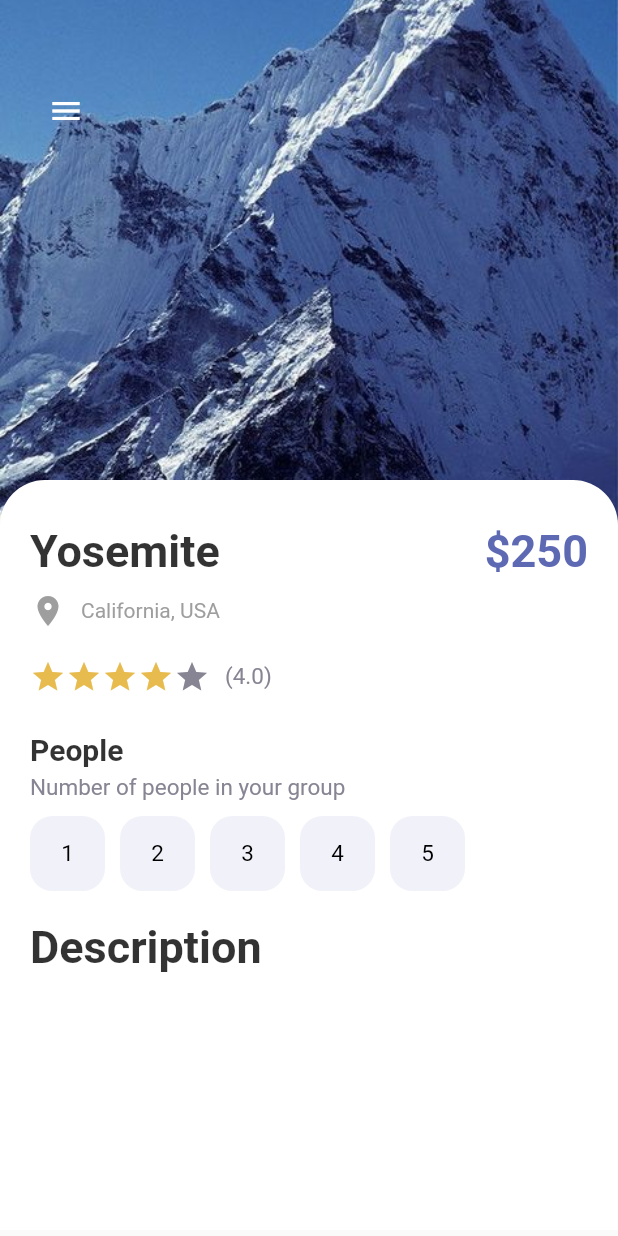
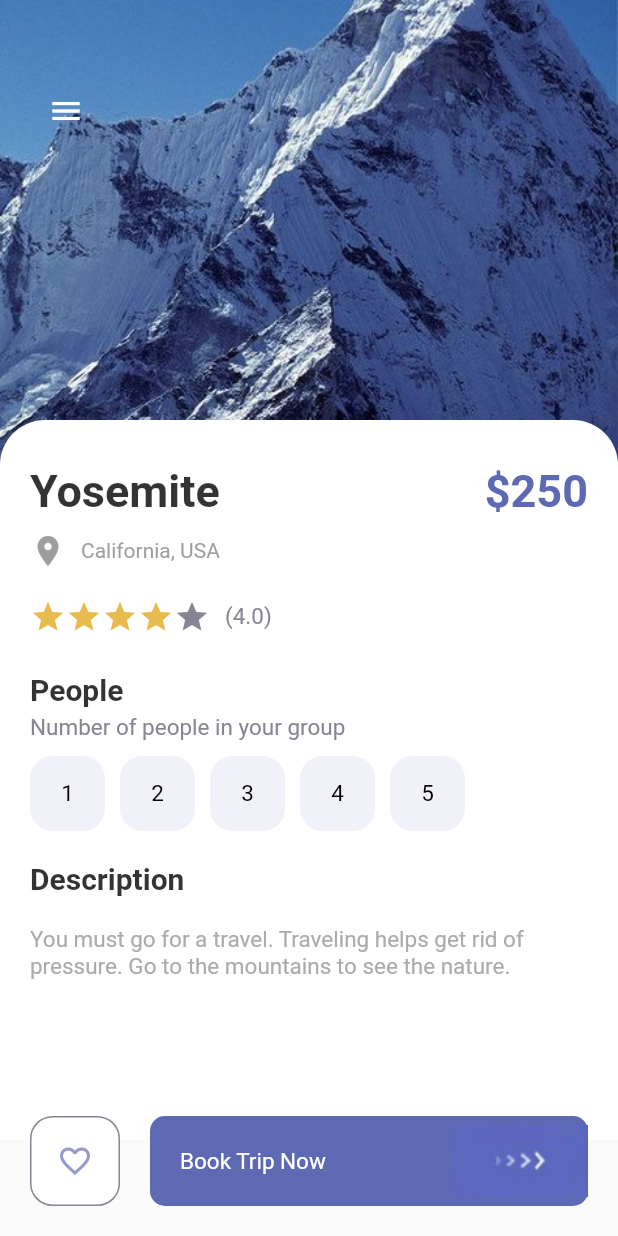
Before and after one commit to ArthourVaSa/TripApp, a Flutter app: the DetailPage screen opened directly, on a phone screen of 412 x 824 dp. Run offline on Flutter 3.47's test engine with Material 2 defaults, Android fonts, the phone set to English and light mode, and no system bars; our stand-ins replace bloc, equatable, flutter_bloc.

Commit message:
New changes in my practices

```diff
--- /dev/null
+++ b/lib/cubit/app_cubit_states.dart
@@ -0,0 +1,39 @@
+import 'package:cubit_practice/model/data_model.dart';
+import 'package:equatable/equatable.dart';
+
+abstract class CubitStates extends Equatable {}
+
+class InitalState extends CubitStates {
+  late int x;
+
+  @override
+  // TODO: implement props
+  List<Object> get props => [];
+
+}
+
+class WelcomeState extends CubitStates {
+  @override
+  // TODO: implement props
+  List<Object> get props => [];
+
+}
+
+class LoadingState extends CubitStates {
+  @override
+  // TODO: implement props
+  List<Object> get props => [];
+
+}
+
+class LoadedState extends CubitStates {
+
+  LoadedState(this.places);
+
+  final List<DataModel> places;
+
+  @override
+  // TODO: implement props
+  List<Object> get props => [places];
+
+}
--- /dev/null
+++ b/lib/cubit/app_cubits.dart
@@ -0,0 +1,23 @@
+import 'package:bloc/bloc.dart';
+import 'package:cubit_practice/cubit/app_cubit_states.dart';
+import 'package:cubit_practice/services/data_services.dart';
+
+class AppCubits extends Cubit<CubitStates>{
+  AppCubits({required this.data}) : super(InitalState()){
+    emit(WelcomeState());
+  }
+
+  final DataServices data;
+  late final places;
+
+  void getData() async {
+    try {
+      emit(LoadingState());
+      places = await data.getInfo();
+      emit(LoadedState(places));
+    } catch (e) {
+      print(e);
+    }
+  }
+
+}
--- /dev/null
+++ b/lib/model/data_model.dart
@@ -0,0 +1,32 @@
+class DataModel {
+  String name;
+  String img;
+  int price;
+  int people;
+  int stars;
+  String description;
+  String location;
+
+  DataModel({
+    required this.name,
+    required this.img,
+    required this.price,
+    required this.people,
+    required this.stars,
+    required this.description,
+    required this.location,
+  });
+
+  factory DataModel.fromJson(Map<String, dynamic> json) {
+    return DataModel(
+      name: json['name'],
+      img: json['img'],
+      price: json['price'],
+      people: json['people'],
+      stars: json['stars'],
+      description: json['description'],
+      location: json['location'],
+    );
+  }
+
+}
--- a/lib/pages/detail_page.dart
+++ b/lib/pages/detail_page.dart
@@ -1,9 +1,10 @@
-// ignore_for_file: prefer_const_constructors
+// ignore_for_file: prefer_const_constructors, sized_box_for_whitespace
 
 import 'package:cubit_practice/misc/colors.dart';
 import 'package:cubit_practice/widgets/add_button.dart';
 import 'package:cubit_practice/widgets/app_large_text.dart';
 import 'package:cubit_practice/widgets/app_text.dart';
+import 'package:cubit_practice/widgets/responsive_button.dart';
 import 'package:flutter/material.dart';
 
 class DetailPage extends StatefulWidget {
@@ -52,12 +53,12 @@ class _DetailPageState extends State<DetailPage> {
                 ],
               ),
             ),
-            Positioned(
-              top: 320,
+            SingleChildScrollView(
               child: Container(
+                margin: EdgeInsets.only(top: 280),
                 padding: const EdgeInsets.only(left: 20, right: 20, top: 30),
                 width: MediaQuery.of(context).size.width,
-                height: 500,
+                height: 480,
                 decoration: BoxDecoration(
                   color: Colors.white,
                   borderRadius: BorderRadius.only(
@@ -147,7 +148,7 @@ class _DetailPageState extends State<DetailPage> {
                     Wrap(
                       children: List.generate(5, (index) {
                         return InkWell(
-                          onTap: (){
+                          onTap: () {
                             setState(() {
                               selectedIndex = index;
                             });
@@ -156,10 +157,16 @@ class _DetailPageState extends State<DetailPage> {
                             margin: const EdgeInsets.only(right: 10),
                             child: AddButton(
                               size: 50,
-                              color: selectedIndex == index ? Colors.white : Colors.black,
-                              backgroundColor: selectedIndex == index ? Colors.black : AppColors.buttonBackground,
-                              borderColor: selectedIndex == index ? Colors.black : AppColors.buttonBackground,
-                              text: (index+1).toString(),
+                              color: selectedIndex == index
+                                  ? Colors.white
+                                  : Colors.black,
+                              backgroundColor: selectedIndex == index
+                                  ? Colors.black
+                                  : AppColors.buttonBackground,
+                              borderColor: selectedIndex == index
+                                  ? Colors.black
+                                  : AppColors.buttonBackground,
+                              text: (index + 1).toString(),
                             ),
                           ),
                         );
@@ -168,11 +175,47 @@ class _DetailPageState extends State<DetailPage> {
                     SizedBox(
                       height: 20,
                     ),
-                    AppLargeText(text: "Description", color: Colors.black.withOpacity(0.8),)
+                    AppLargeText(
+                      text: "Description",
+                      color: Colors.black.withOpacity(0.8),
+                      size: 20,
+                    ),
+                    SizedBox(
+                      height: 20,
+                    ),
+                    AppText(
+                      text:
+                          "You must go for a travel. Traveling helps get rid of pressure. Go to the mountains to see the nature.",
+                      color: AppColors.mainTextColor,
+                      size: 15,
+                    ),
                   ],
                 ),
               ),
-            )
+            ),
+            Positioned(
+              left: 20,
+              bottom: 20,
+              right: 20,
+              child: Row(
+                children: [
+                  AddButton(
+                    size: 60,
+                    color: AppColors.textColor1,
+                    backgroundColor: Colors.white,
+                    borderColor: AppColors.textColor2,
+                    isIcon: true,
+                    icon: Icons.favorite_border,
+                  ),
+                  SizedBox(
+                    width: 20,
+                  ),
+                  ResponsiveButton(
+                    isResponsive: true,
+                  ),
+                ],
+              ),
+            ),
           ],
         ),
       ),
--- a/lib/widgets/responsive_button.dart
+++ b/lib/widgets/responsive_button.dart
@@ -1,25 +1,41 @@
 import 'package:cubit_practice/misc/colors.dart';
+import 'package:cubit_practice/widgets/app_text.dart';
 import 'package:flutter/material.dart';
 
 class ResponsiveButton extends StatelessWidget {
   bool? isResponsive;
   double? width;
-  ResponsiveButton({Key? key, this.width, this.isResponsive = false}) : super(key: key);
+  ResponsiveButton({Key? key, this.width = 120, this.isResponsive = false})
+      : super(key: key);
 
   @override
   Widget build(BuildContext context) {
-    return Container(
-      width: width,
+    return Flexible(
+      child: Container(
+        width: isResponsive == true ? double.maxFinite : width,
         height: 60,
         decoration: BoxDecoration(
           borderRadius: BorderRadius.circular(10),
           color: AppColors.mainColor,
         ),
         child: Row(
-        mainAxisAlignment: MainAxisAlignment.center,
+          mainAxisAlignment: isResponsive == true
+              ? MainAxisAlignment.spaceBetween
+              : MainAxisAlignment.center,
           children: [
+            isResponsive == true
+                ? Container(
+                  margin: const EdgeInsets.only(left: 20),
+                  child: AppText(
+                      text: "Book Trip Now",
+                      color: Colors.white,
+                      size: 15,
+                    ),
+                )
+                : Container(),
             Image.asset("img/button-one.png"),
           ],
+        ),
       ),
     );
   }
--- a/pubspec.yaml
+++ b/pubspec.yaml
@@ -36,6 +36,10 @@ dependencies:
   # The following adds the Cupertino Icons font to your application.
   # Use with the CupertinoIcons class for iOS style icons.
   cupertino_icons: ^1.0.2
+  bloc:
+  flutter_bloc:
+  equatable:
+  http:
 
 dev_dependencies:
   flutter_test:
```
Also changed, not shown: lib/cubit/app_cubit_logics.dart (added, +40 -0 lines), lib/main.dart (+10 -6 lines), lib/pages/home_page.dart (+20 -5 lines), lib/pages/welcome_page.dart (+28 -7 lines), lib/services/data_services.dart (added, +27 -0 lines), pubspec.lock. Lines whose indentation alone changed are shown as unchanged.
